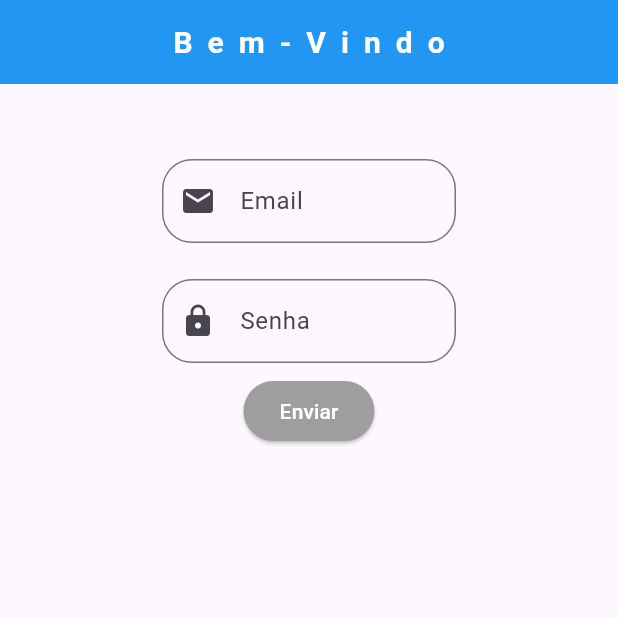
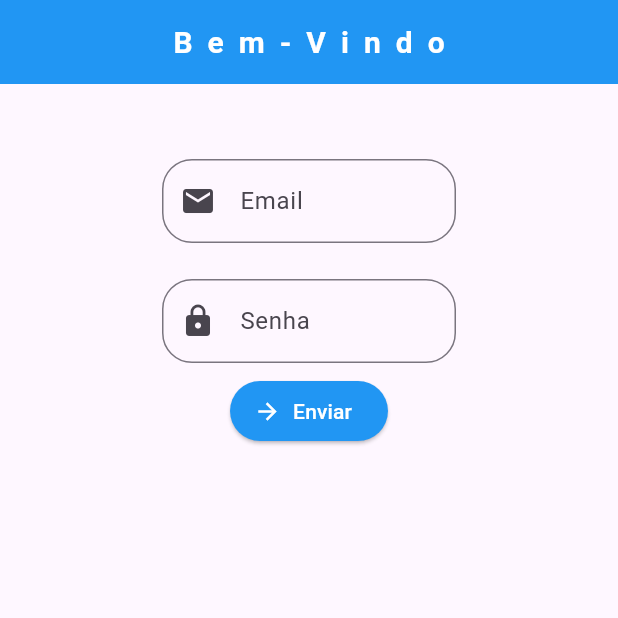
Before and after one commit to Gustavoufjfjv1/Projetos_flutter_framework, a Flutter app: the screen it shows after launch, on a phone screen of 412 x 824 dp, the top half of it. Run offline on Flutter 3.47's test engine with Material 3 defaults, Android fonts, the phone set to English and light mode, and no system bars; our stand-ins replace device_preview, email_validator.

Commit message:
Atualiza icone botão enviar

```diff
--- a/desafio_pesquisa/lib/pages/tela_home.dart
+++ b/desafio_pesquisa/lib/pages/tela_home.dart
@@ -101,7 +101,7 @@ class TelaHome extends State<TeladDesign> {
                     ),
                 ),
             ),
-            ElevatedButton(
+            ElevatedButton.icon(
                 onPressed: () {
                     if(!(EmailValidator.validate(email.text))){
                         setState(() {
@@ -118,10 +118,11 @@ class TelaHome extends State<TeladDesign> {
                     };
                 },
                 style: ElevatedButton.styleFrom(
-                    backgroundColor: Colors.grey,
+                    backgroundColor: Colors.blue,
                     foregroundColor: Colors.white,
                 ),
-                child: Text("Enviar"),
+                icon: const Icon(Icons.arrow_forward),
+                label: const Text("Enviar"),
             ),
         ],
       ),
```
